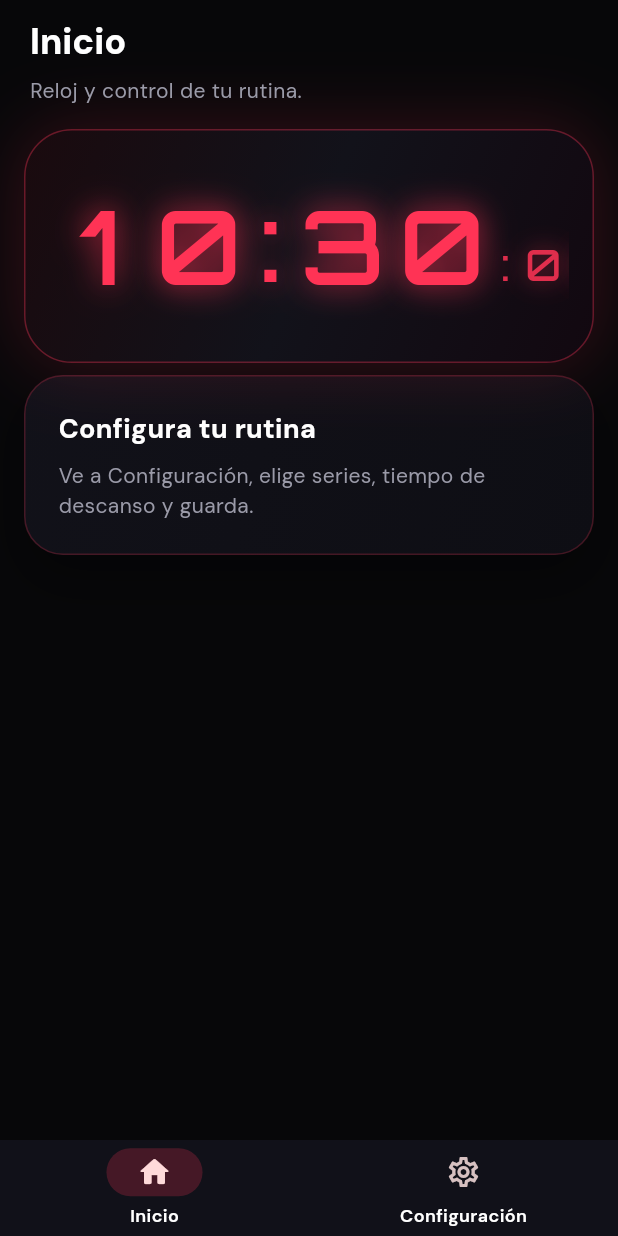
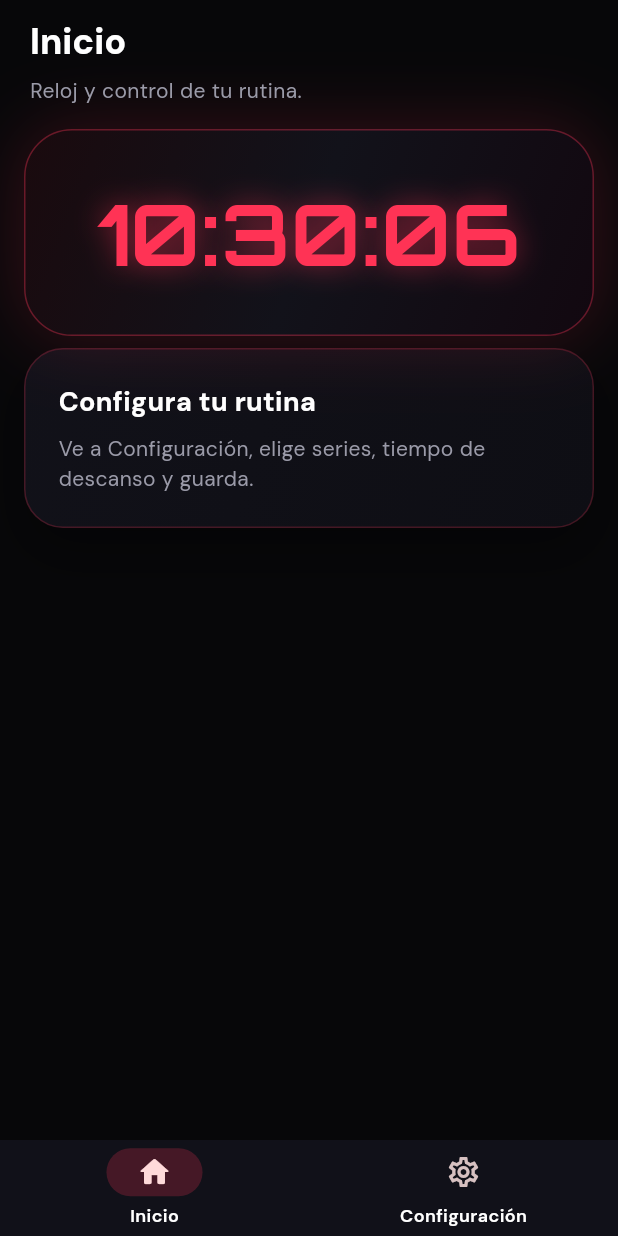
Before and after one commit to omarSuarezRodriguez/app_entrenamiento, a Flutter app: the screen it shows after launch, on a phone screen of 412 x 824 dp. Run offline on Flutter 3.47's test engine with Material 3 defaults, Android fonts, the phone set to English and light mode, and no system bars; our stand-ins replace flutter_local_notifications, flutter_timezone, get, get_storage, google_fonts, permission_handler and 2 more; missing offline and left inert: flutter_ringtone_player; statements that could not run were skipped.

Commit message:
App Funcional, detalles menores, ya el reloj funciona correctamente

```diff
--- a/lib/main.dart
+++ b/lib/main.dart
@@ -4,6 +4,7 @@ import 'package:flutter/material.dart';
 import 'package:flutter/services.dart';
 import 'package:get/get.dart';
 import 'package:get_storage/get_storage.dart';
+import 'package:wakelock_plus/wakelock_plus.dart';
 import 'controllers/app_shell_controller.dart';
 import 'providers/workout_notifier.dart';
 import 'screens/home_screen.dart';
@@ -106,6 +107,7 @@ class _MainShellState extends State<MainShell> with WidgetsBindingObserver {
     _pageController = PageController(initialPage: _shell.selectedIndex.value);
 
     WidgetsBinding.instance.addObserver(this);
+    WakelockPlus.enable();
 
     _shell.selectedIndex.listen((index) {
       if (_pageController.hasClients &&
@@ -129,10 +131,12 @@ class _MainShellState extends State<MainShell> with WidgetsBindingObserver {
   @override
   void didChangeAppLifecycleState(AppLifecycleState state) {
     if (state == AppLifecycleState.resumed) {
+      WakelockPlus.enable();
       _workout.reloadFromSession();
     } else if (state == AppLifecycleState.paused) {
       // Mantener la sesión en el almacenamiento para recuperación tras cierre o kill.
       _workout.persistSession();
+      WakelockPlus.disable();
     }
   }
 
--- a/lib/widgets/digital_clock.dart
+++ b/lib/widgets/digital_clock.dart
@@ -89,15 +89,25 @@ class _DigitalClockState extends State<DigitalClock> {
 
   @override
   Widget build(BuildContext context) {
-    final h = _now.hour.toString().padLeft(2, '0');
+    final hour24 = _now.hour;
+    final hour12Raw = hour24 % 12;
+    final hour12 = (hour12Raw == 0 ? 12 : hour12Raw).toString().padLeft(2, '0');
     final m = _now.minute.toString().padLeft(2, '0');
     final s = _now.second.toString().padLeft(2, '0');
 
-    return LayoutBuilder(
-      builder: (context, c) {
-        final w = c.maxWidth;
-        final fontMain = (w * 0.18).clamp(36.0, 96.0);
-        final fontSec = fontMain * 0.42;
+    final timeText = '$hour12:$m:$s';
+    final textStyle = GoogleFonts.orbitron(
+      fontSize: 56,
+      fontWeight: FontWeight.w700,
+      color: AppTheme.accentRed,
+      shadows: [
+        Shadow(
+          color: AppTheme.accentRed.withValues(alpha: 0.5),
+          blurRadius: 24,
+        ),
+      ],
+    );
+
     return Container(
       width: double.infinity,
       padding: const EdgeInsets.symmetric(vertical: 28, horizontal: 16),
@@ -123,45 +133,13 @@ class _DigitalClockState extends State<DigitalClock> {
           ),
         ],
       ),
-          child: Align(
-            alignment: Alignment.center,
-            child: SingleChildScrollView(
-              scrollDirection: Axis.horizontal,
-              child: Row(
-                mainAxisAlignment: MainAxisAlignment.center,
-                crossAxisAlignment: CrossAxisAlignment.center,
-                mainAxisSize: MainAxisSize.min,
-                children: [
-                  _digitBox(h[0], fontMain, true),
-                  _digitBox(h[1], fontMain, true),
-                  const SizedBox(width: 2),
-                  Transform.translate(
-                    offset: const Offset(0, -2),
-                    child: _symbolBox(':', fontMain, true),
-                  ),
-                  const SizedBox(width: 2),
-                  _digitBox(m[0], fontMain, true),
-                  _digitBox(m[1], fontMain, true),
-                  const SizedBox(width: 2),
-                  Transform.translate(
-                    offset: const Offset(0, 12),
-                    child: _symbolBox(':', fontSec, false),
-                  ),
-                  const SizedBox(width: 2),
-                  Transform.translate(
-                    offset: const Offset(0, 12),
-                    child: _digitBox(s[0], fontSec, false),
-                  ),
-                  Transform.translate(
-                    offset: const Offset(0, 12),
-                    child: _digitBox(s[1], fontSec, false),
-                  ),
-                ],
+      child: Center(
+        child: Text(
+          timeText,
+          style: textStyle,
+          textAlign: TextAlign.center,
         ),
       ),
-          ),
-        );
-      },
     );
   }
 
--- a/pubspec.yaml
+++ b/pubspec.yaml
@@ -20,6 +20,7 @@ dependencies:
   permission_handler: ^11.3.1
   flutter_ringtone_player: ^4.0.0+4
   intl: ^0.20.2
+  wakelock_plus: ^1.3.1
 
 dev_dependencies:
   flutter_test:
```
Also changed, not shown: pubspec.lock, 1 other file. Lines whose indentation alone changed are shown as unchanged.
